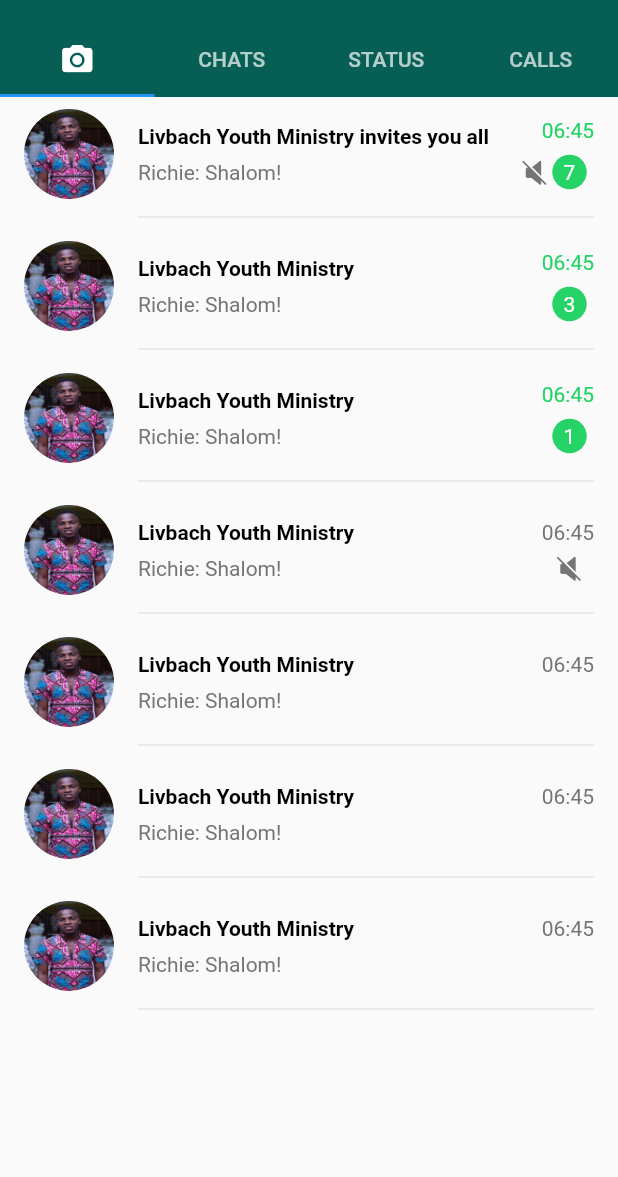
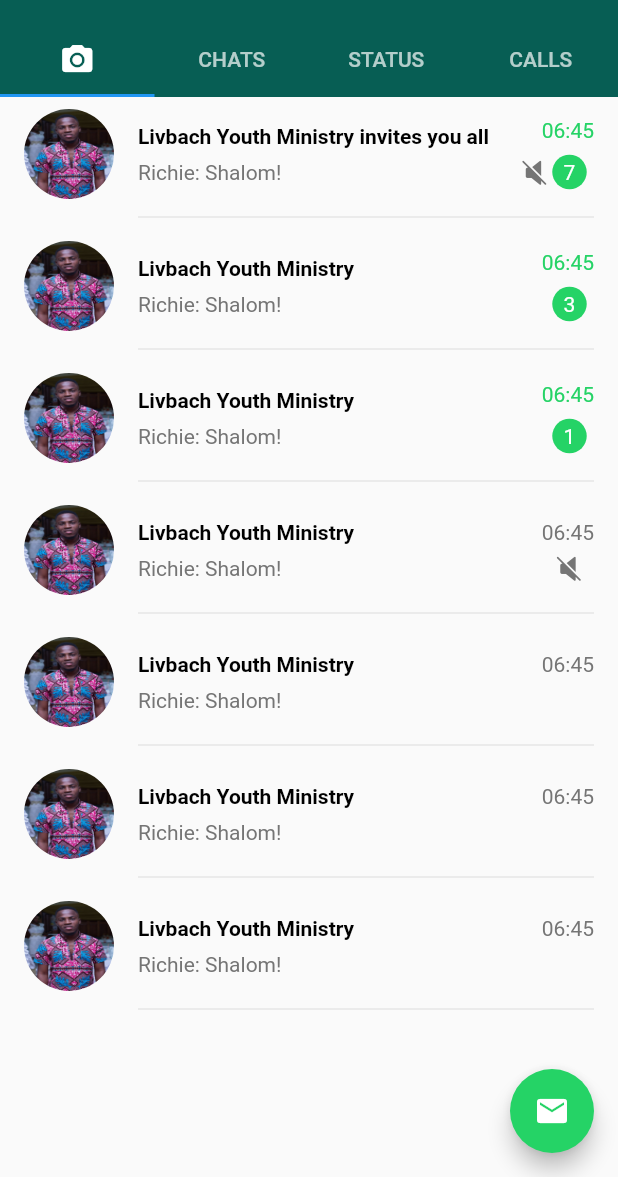
Before and after one commit to oliverboamah/whatsapp_ui, a Flutter app: the screen it shows after launch, on a phone screen of 412 x 824 dp, the part 59-1236 px from its top. Run offline on Flutter 3.47's test engine with Material 2 defaults, Android fonts, the phone set to English and light mode, and no system bars.

Commit message:
Refactor Chat Tab code

```diff
--- a/lib/ui/tabs/chat_tab.dart
+++ b/lib/ui/tabs/chat_tab.dart
@@ -1,6 +1,11 @@
+// flutter imports
+import 'package:flutter/material.dart';
 import 'package:flutter/widgets.dart';
+
+// my app imports
 import 'package:whatsapp_ui/ui/components/chat_list.dart';
 import 'package:whatsapp_ui/ui/holders/chat_data.dart';
+import 'package:whatsapp_ui/ui/values/colors.dart';
 
 class ChatTab extends StatefulWidget {
   @override
@@ -53,9 +58,16 @@ class _ChatTabState extends State<ChatTab> {
 
   @override
   Widget build(BuildContext context) {
-    return ChatList(
-      chatDataList: chatDataList,
-      onChatClicked: (position) => print(position),
+    return Scaffold(
+      body: ChatList(
+        chatDataList: chatDataList,
+        onChatClicked: (position) => print(position),
+      ),
+      floatingActionButton: FloatingActionButton(
+        child: Icon(Icons.mail),
+        backgroundColor: ACCENT_COLOR,
+        onPressed: () => {},
+      ),
     );
   }
 }
```
